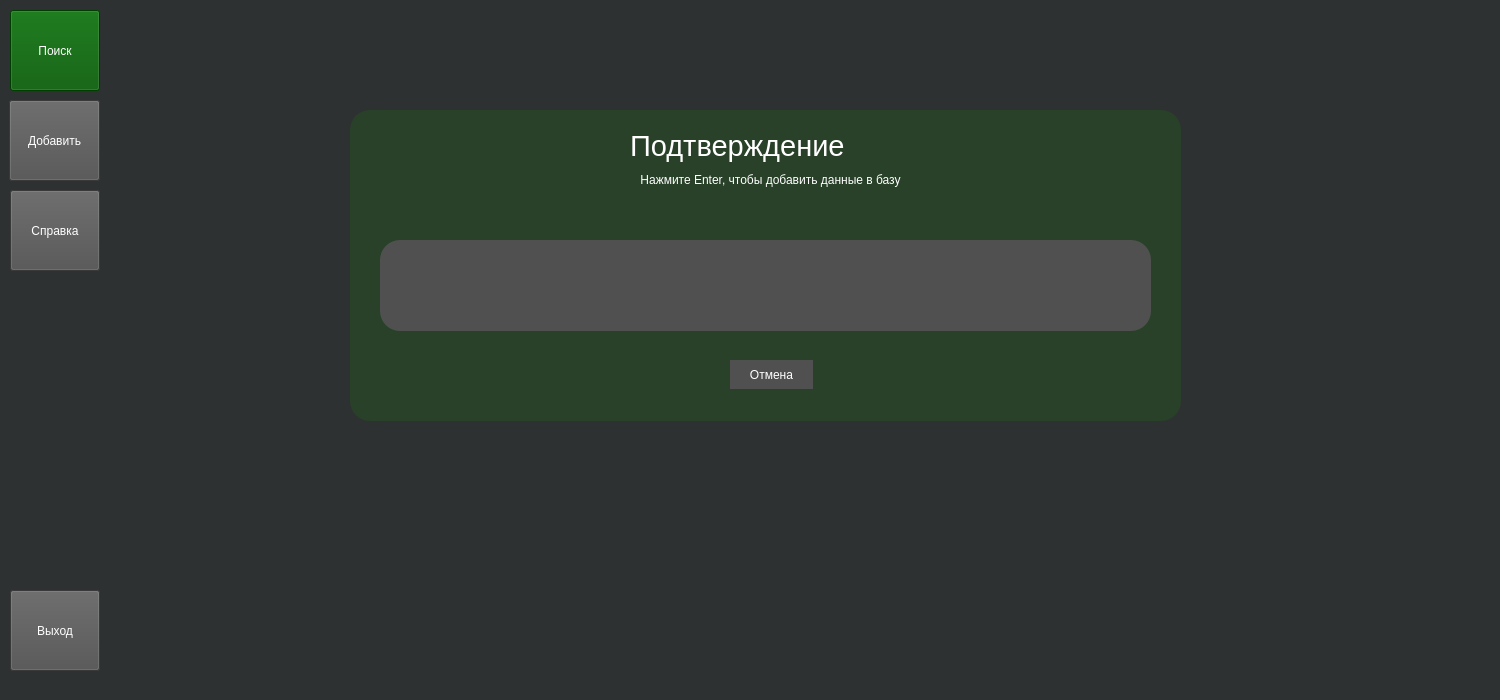
The window that carwashui.ui (silveoo/carwashui) describes before a commit, drawn with Qt 5.
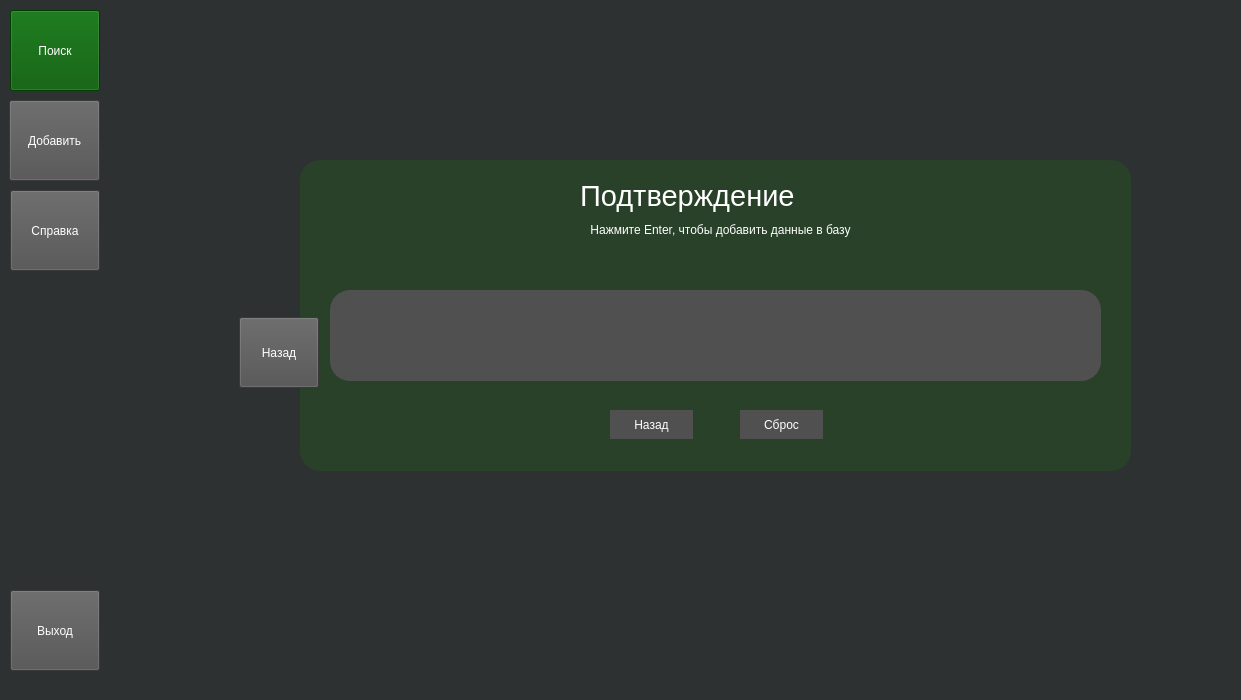
The same window after the commit. The open tabs and pages were chosen to show the change.

Commit message: отображение иконки + кнопка "назад" для исправления данных

```diff
--- a/carwashui.ui
+++ b/carwashui.ui
@@ -6,7 +6,7 @@
    <rect>
     <x>0</x>
     <y>0</y>
-    <width>1500</width>
+    <width>1241</width>
     <height>700</height>
    </rect>
   </property>
@@ -1088,9 +1088,9 @@
      <widget class="QStackedWidget" name="stackedWidget_2">
       <property name="geometry">
        <rect>
-        <x>210</x>
-        <y>90</y>
-        <width>901</width>
+        <x>160</x>
+        <y>140</y>
+        <width>891</width>
         <height>331</height>
        </rect>
       </property>
@@ -1813,7 +1813,7 @@
         <widget class="QPushButton" name="pushButton_2">
          <property name="geometry">
           <rect>
-           <x>380</x>
+           <x>440</x>
            <y>250</y>
            <width>83</width>
            <height>29</height>
@@ -1824,12 +1824,46 @@
 background-color: rgb(80, 80, 80);</string>
          </property>
          <property name="text">
-          <string>Отмена</string>
+          <string>Сброс</string>
+         </property>
+        </widget>
+        <widget class="QPushButton" name="pushButton_3">
+         <property name="geometry">
+          <rect>
+           <x>310</x>
+           <y>250</y>
+           <width>83</width>
+           <height>29</height>
+          </rect>
+         </property>
+         <property name="styleSheet">
+          <string notr="true">color: rgb(255, 255, 255);
+background-color: rgb(80, 80, 80);</string>
+         </property>
+         <property name="text">
+          <string>Назад</string>
          </property>
         </widget>
        </widget>
       </widget>
      </widget>
+     <widget class="QPushButton" name="pageBackButton">
+      <property name="geometry">
+       <rect>
+        <x>139</x>
+        <y>307</y>
+        <width>80</width>
+        <height>71</height>
+       </rect>
+      </property>
+      <property name="styleSheet">
+       <string notr="true">color: rgb(255, 255, 255);
+background-color: rgb(80, 80, 80);</string>
+      </property>
+      <property name="text">
+       <string>Назад</string>
+      </property>
+     </widget>
     </widget>
     <widget class="QWidget" name="page_11">
      <widget class="QLabel" name="label_12">
```
Left out of the diff: 10 changed lines with no effect on the pictures. The commit also changes 5 other files.
